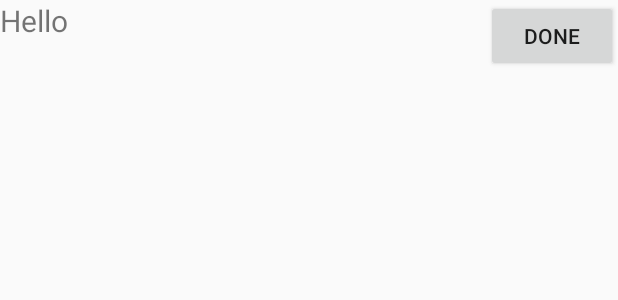
After one commit to dsalexan/Friday, an Android app: the layout item_todo.xml on its own in the app's theme, with its tools: preview values and no code run, on a phone screen of 412 x 824 dp. The commit adds this screen. Shown: the top 300 px of the screen. Run offline under Robolectric (Android 15) with nearby library versions, the phone set to English and light mode, and no system bars.

Commit message:
Functional resource#1 mod

```diff
--- /dev/null
+++ b/app/src/main/res/layout/item_todo.xml
@@ -0,0 +1,25 @@
+<?xml version="1.0" encoding="utf-8"?>
+<RelativeLayout xmlns:android="http://schemas.android.com/apk/res/android"
+    android:layout_width="match_parent"
+    android:layout_height="match_parent"
+    android:layout_gravity="center_vertical">
+
+    <TextView
+        android:id="@+id/task_title"
+        android:layout_width="wrap_content"
+        android:layout_height="wrap_content"
+        android:layout_alignParentLeft="true"
+        android:layout_alignParentStart="true"
+        android:text="Hello"
+        android:textSize="20sp" />
+
+    <Button
+        android:id="@+id/task_delete"
+        android:layout_width="wrap_content"
+        android:layout_height="wrap_content"
+        android:layout_alignParentEnd="true"
+        android:layout_alignParentRight="true"
+        android:text="Done"
+        android:onClick="deleteTask"/>
+
+</RelativeLayout>
```
Also changed, not shown: app/src/main/java/com/monday/dsalexan/friday/MainActivity.java (+87 -0 lines), app/src/main/java/com/monday/dsalexan/friday/db/DatabaseContract.java (added, +20 -0 lines), app/src/main/java/com/monday/dsalexan/friday/db/DatabaseHelper.java (added, +73 -0 lines), app/src/main/res/layout/activity_main.xml (+10 -16 lines), app/src/main/res/menu/main_menu.xml (added, +9 -0 lines).
